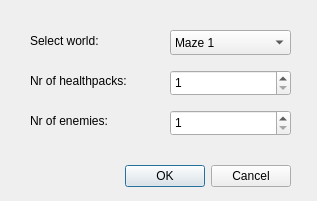
Qt form src/mainui/popup.ui (polyakovkrylo/killemall) before a commit.
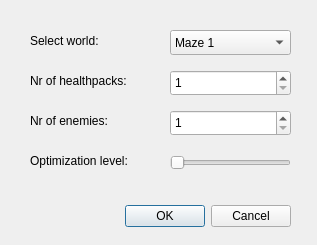
The same form after that commit.

Commit message: Added slider for optimization level Added passing of this value to the abstract controller

What changed in the file:
```diff
--- a/src/mainui/popup.ui
+++ b/src/mainui/popup.ui
@@ -7,7 +7,7 @@
     <x>0</x>
     <y>0</y>
     <width>317</width>
-    <height>201</height>
+    <height>245</height>
    </rect>
   </property>
   <property name="windowTitle">
@@ -17,7 +17,7 @@
    <property name="geometry">
     <rect>
      <x>-50</x>
-     <y>160</y>
+     <y>200</y>
      <width>341</width>
      <height>32</height>
     </rect>
@@ -124,6 +124,32 @@
     <string>Nr of enemies:</string>
    </property>
   </widget>
+  <widget class="QLabel" name="label_4">
+   <property name="geometry">
+    <rect>
+     <x>30</x>
+     <y>150</y>
+     <width>131</width>
+     <height>21</height>
+    </rect>
+   </property>
+   <property name="text">
+    <string>Optimization level:</string>
+   </property>
+  </widget>
+  <widget class="QSlider" name="optimizationSlider">
+   <property name="geometry">
+    <rect>
+     <x>170</x>
+     <y>155</y>
+     <width>121</width>
+     <height>16</height>
+    </rect>
+   </property>
+   <property name="orientation">
+    <enum>Qt::Horizontal</enum>
+   </property>
+  </widget>
  </widget>
  <resources/>
  <connections>
```
The commit also changes 4 other files.
